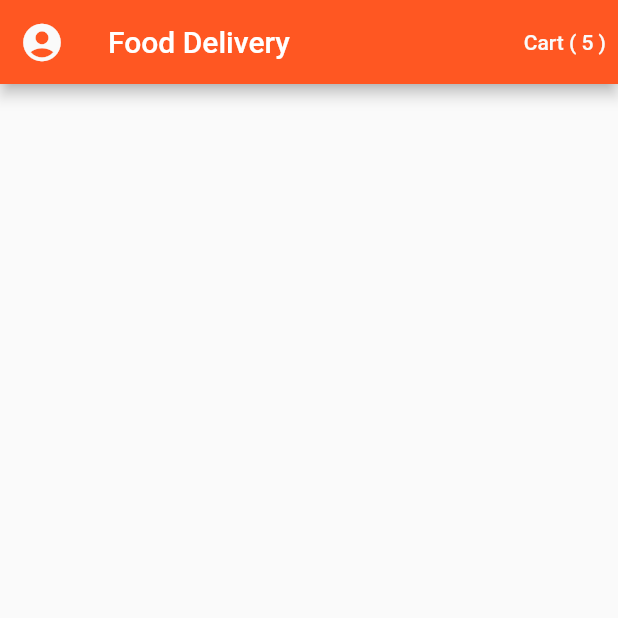
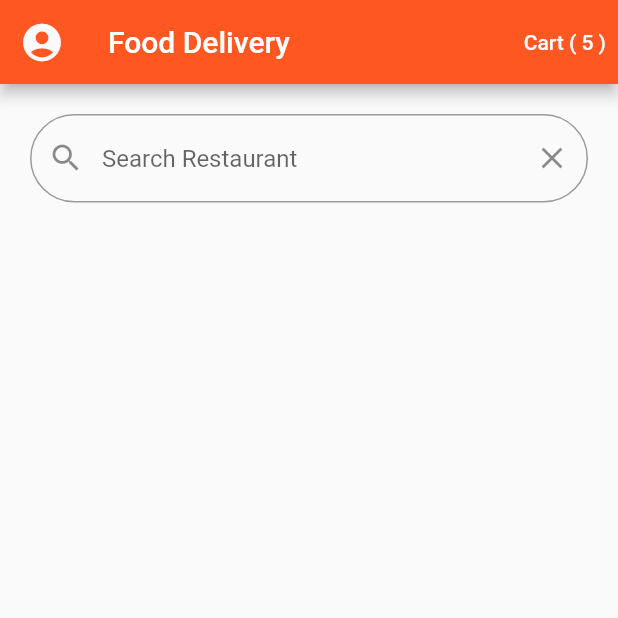
Before and after one commit to AlperMulayim/flutternotes, a Flutter app: the screen it shows after launch, on a phone screen of 412 x 824 dp, the top half of it. Run offline on Flutter 3.47's test engine with Material 2 defaults, Android fonts, the phone set to English and light mode, and no system bars; missing offline and left inert: dart:html.

Commit message:
searchbox completed

```diff
--- a/flutter_food_delivery_ui/lib/screens/home_screen.dart
+++ b/flutter_food_delivery_ui/lib/screens/home_screen.dart
@@ -27,6 +27,27 @@ class HomeScreen extends StatelessWidget {
           )),
         ],
       ),
+      body: ListView(
+        children: <Widget>[
+
+          Padding(
+            padding: const EdgeInsets.all(20.0),
+            child: TextField(
+
+              decoration: InputDecoration(
+                  hintText: "Search Restaurant",
+                  prefixIcon: Icon(Icons.search),
+                  suffixIcon: IconButton(
+                    icon: Icon(Icons.close),
+                    onPressed: () {},
+                  ),
+                  border: OutlineInputBorder(
+                      borderRadius: BorderRadius.circular(30.0),
+                      borderSide: BorderSide(width: 0.8,color: Theme.of(context).primaryColor))),
+            ),
+          )
+        ],
+      ),
     );
   }
 }
```
